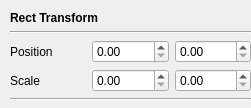
This is comprecttransformview.ui in dibu13/Qt-2D-Painter as Qt 5 draws it before an edit. The edited form follows.
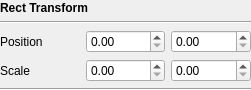
This is the edited form.

Diff of the .ui file:
```diff
--- a/comprecttransformview.ui
+++ b/comprecttransformview.ui
@@ -7,18 +7,24 @@
     <x>0</x>
     <y>0</y>
     <width>251</width>
-    <height>108</height>
+    <height>90</height>
    </rect>
   </property>
+  <property name="maximumSize">
+   <size>
+    <width>251</width>
+    <height>90</height>
+   </size>
+  </property>
   <property name="windowTitle">
    <string>Form</string>
   </property>
   <widget class="QWidget" name="verticalLayoutWidget">
    <property name="geometry">
     <rect>
-     <x>10</x>
-     <y>10</y>
-     <width>241</width>
+     <x>0</x>
+     <y>0</y>
+     <width>251</width>
      <height>91</height>
     </rect>
    </property>
```
Left out of the diff: 4 changed lines with no effect on the pictures.
